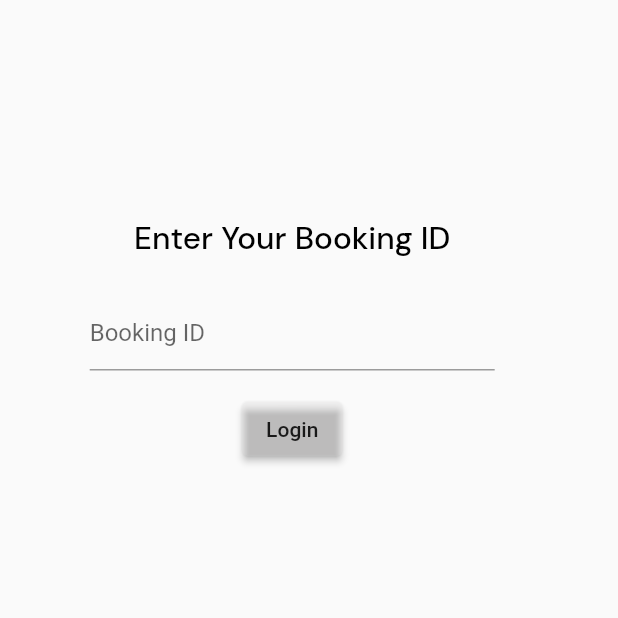
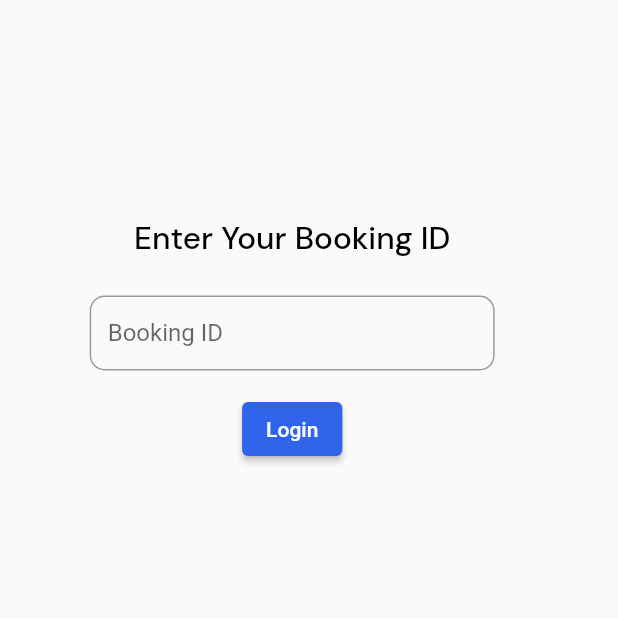
Before and after one commit to abhijithgkrishna/user_iedc, a Flutter app: the screen it shows after launch, on a phone screen of 412 x 824 dp, the top half of it. Run offline on Flutter 3.47's test engine with Material 2 defaults, Android fonts, the phone set to English and light mode, and no system bars; our stand-ins replace bloc, cloud_firestore, firebase_core, flutter_bloc, flutter_svg, freezed_annotation and 3 more; missing offline and left inert: flutter_sanity, flutter_sanity_image_url; accounts and stored records are empty.

```diff
--- a/lib/pages/home_page.dart
+++ b/lib/pages/home_page.dart
@@ -4,6 +4,7 @@ import 'package:flutter_svg/svg.dart';
 import 'package:google_fonts/google_fonts.dart';
 import 'package:user_iedc/pages/EventLister.dart';
 import 'package:user_iedc/pages/categories_page.dart';
+import 'package:user_iedc/pages/developers_page.dart';
 
 import '../home_bloc/home_bloc.dart';
 import '../widgets/app_bar.dart';
@@ -47,8 +48,9 @@ class HomePage extends StatelessWidget {
                     elevation: 50,
                     shape: RoundedRectangleBorder(
                         borderRadius: BorderRadius.circular(20)),
-                          child: ProfileCard(),
-                        ));
+                    child: DevPop(),
+                  ),
+                );
               },
               icon: Icon(
                 Icons.info_outline_rounded,
--- a/lib/pages/idPage.dart
+++ b/lib/pages/idPage.dart
@@ -8,13 +8,15 @@ import 'package:user_iedc/widgets/profile._card.dart';
 import 'package:cloud_firestore/cloud_firestore.dart';
 import 'package:flutter/material.dart';
 
-
 class IdEnteringPage extends StatefulWidget {
-  IdEnteringPage({super.key,});
+  IdEnteringPage({
+    super.key,
+  });
 
   @override
   State<IdEnteringPage> createState() => _IdEnteringPageState();
 }
+
 class _IdEnteringPageState extends State<IdEnteringPage> {
   final bookingIDController = TextEditingController();
   String mobile = '';
@@ -23,7 +25,7 @@ class _IdEnteringPageState extends State<IdEnteringPage> {
 
   Future<void> firebaseChecking() async {
     SharedPreferences pref = await SharedPreferences.getInstance();
-    pref.setString("bookingId",bookingIDController.text);
+    pref.setString("bookingId", bookingIDController.text);
     setState(() {
       isLoading = true;
     });
@@ -80,24 +82,12 @@ class _IdEnteringPageState extends State<IdEnteringPage> {
                   Center(
                     child: Padding(
                       padding: const EdgeInsets.all(15.0),
-                      child: Text.rich(
-                        TextSpan(
-                          text: "Enter Your Booking ID",
-                          style: GoogleFonts.dmSans(
-                            color: Colors.black,
-                            fontWeight: FontWeight.w500,
-                            fontSize: 21,
-                          ),
-                          children: [
-                            TextSpan(
-                              text: "",
-                              style: GoogleFonts.dmSans(
-                                color: const Color(0xFF2057E3),
-                                fontWeight: FontWeight.w400,
-                                fontSize: 21,
-                              ),
-                            )
-                          ],
+                      child: Text(
+                        "Enter Your Booking ID",
+                        style: GoogleFonts.dmSans(
+                          color: Colors.black,
+                          fontWeight: FontWeight.w500,
+                          fontSize: 21,
                         ),
                       ),
                     ),
@@ -111,6 +101,12 @@ class _IdEnteringPageState extends State<IdEnteringPage> {
                     child: TextFormField(
                       controller: bookingIDController,
                       decoration: InputDecoration(
+                        border: OutlineInputBorder(
+                          borderRadius: BorderRadius.circular(10),
+                          borderSide: BorderSide(
+                            color: Colors.grey,
+                          ),
+                        ),
                         focusedBorder: OutlineInputBorder(
                           borderRadius: BorderRadius.circular(10),
                           borderSide: BorderSide(
@@ -127,16 +123,15 @@ class _IdEnteringPageState extends State<IdEnteringPage> {
                     height: 15,
                   ),
                   ElevatedButton(
-                    style:ElevatedButton.styleFrom(
-                      backgroundColor: Color.fromARGB(31, 237, 233, 233)
+                    style: ElevatedButton.styleFrom(
+                        backgroundColor: Color.fromARGB(255, 48, 101, 235)),
+                    onPressed: isLoading ? null : firebaseChecking,
+                    child: Text(
+                      'Login',
+                      style: TextStyle(color: Colors.white),
                     ),
-                    onPressed: isLoading ? null : firebaseChecking,
-                    child:Text('Login',style: TextStyle(color: Colors.black87),),
-
                   ),
-                  isLoading
-                        ? CircularProgressIndicator()
-                        : SizedBox()
+                  isLoading ? CircularProgressIndicator() : SizedBox()
                 ],
               ),
             ),
```
Also changed, not shown: lib/pages/developers_page.dart (added, +25 -0 lines). Lines whose indentation alone changed are shown as unchanged.
